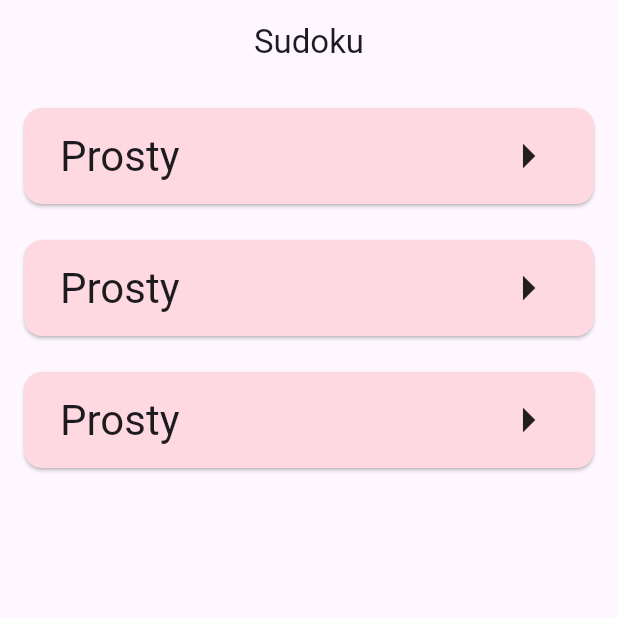
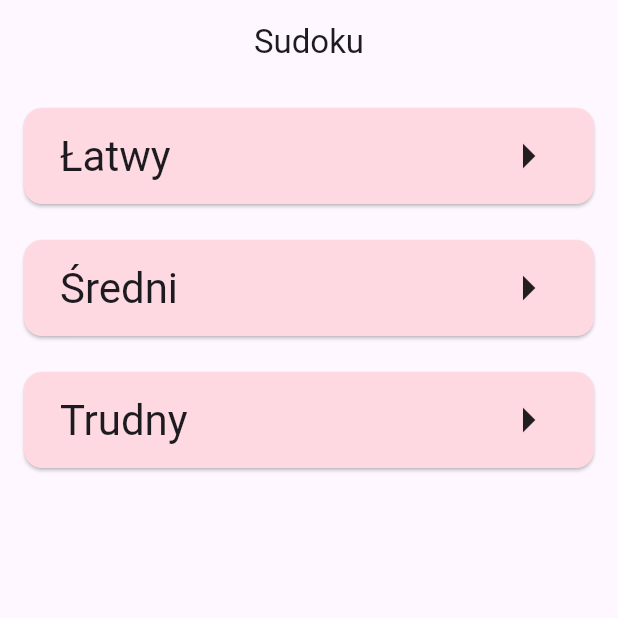
Before and after one commit to BartTed1/Sudoku-Flutter, a Flutter app: the screen it shows after launch, on a phone screen of 412 x 824 dp, the top half of it. Run offline on Flutter 3.47's test engine with Material 3 defaults, Android fonts, the phone set to English and light mode, and no system bars.

Commit message:
Home view and game level selector.

```diff
--- a/lib/components/GameLevelSelectorCard.dart
+++ b/lib/components/GameLevelSelectorCard.dart
@@ -3,7 +3,9 @@ import 'package:flutter/material.dart';
 import 'package:flutter/services.dart';
 
 class GameLevelSelectorCard extends StatelessWidget {
-  const GameLevelSelectorCard({Key? key, required this.title, required this.callback}) : super(key: key);
+  const GameLevelSelectorCard(
+      {Key? key, required this.title, required this.callback})
+      : super(key: key);
   final String title;
   final Function callback;
 
@@ -14,26 +16,29 @@ class GameLevelSelectorCard extends StatelessWidget {
           systemNavigationBarColor: Theme.of(context).colorScheme.background,
           systemNavigationBarIconBrightness: Brightness.light));
     }
-    return Card(
+    return GestureDetector(
+        onTap: () => callback(),
+        child: Card(
             color: Theme.of(context).colorScheme.tertiaryContainer,
             child: Padding(
-            padding: const EdgeInsets.symmetric(horizontal: 24, vertical: 12),
+                padding:
+                    const EdgeInsets.symmetric(horizontal: 24, vertical: 12),
                 child: Row(
                     mainAxisAlignment: MainAxisAlignment.spaceBetween,
                     children: [
                       Row(
                         children: [
-                      Text("Prosty", style: Theme.of(context).textTheme.headlineMedium),
+                          Text(title,
+                              style:
+                                  Theme.of(context).textTheme.headlineMedium),
                         ],
                       ),
-                  const Row(
-                      children: [
-                        Icon(Icons.arrow_right, size: 40.0,)
-                      ]
+                      const Row(children: [
+                        Icon(
+                          Icons.arrow_right,
+                          size: 40.0,
                         )
-                ]
-            )
-        )
-    );
+                      ])
+                    ]))));
   }
 }
--- a/lib/main.dart
+++ b/lib/main.dart
@@ -3,6 +3,8 @@ import 'dart:io';
 import 'package:flutter/material.dart';
 import 'package:flutter/services.dart';
 import 'package:sudoku/components/GameLevelSelectorCard.dart';
+import 'package:sudoku/views/GameBoardView.dart';
+import 'package:sudoku/enums/sudoku_difficulty.dart';
 
 void main() {
   runApp(const MyApp());
@@ -37,7 +39,6 @@ class MyHomePage extends StatefulWidget {
 }
 
 class _MyHomePageState extends State<MyHomePage> {
-
   @override
   Widget build(BuildContext context) {
     if (Platform.isAndroid) {
@@ -59,19 +60,26 @@ class _MyHomePageState extends State<MyHomePage> {
         ),
       ),
       body: Padding(
-        padding: const EdgeInsets.all(12),
-        child: SingleChildScrollView(
-          child: Column(
+          padding: const EdgeInsets.all(12),
+          child: SingleChildScrollView(
+              child: Column(
             children: [
-              GameLevelSelectorCard(title: "Łatwy", callback: () => debugPrint("callback")),
+              GameLevelSelectorCard(
+                  title: "Łatwy",
+                  callback: () => Navigator.of(context).push(MaterialPageRoute(
+                      builder: (context) => GameBoardView(difficulty: SudokuDifficulty.easy, valueChecking: true)))),
               const SizedBox(height: 16),
-              GameLevelSelectorCard(title: "Średni", callback: () => debugPrint("callback")),
+              GameLevelSelectorCard(
+                  title: "Średni",
+                  callback: () => Navigator.of(context).push(MaterialPageRoute(
+                      builder: (context) => GameBoardView(difficulty: SudokuDifficulty.medium, valueChecking: true)))),
               const SizedBox(height: 16),
-              GameLevelSelectorCard(title: "Trudny", callback: () => debugPrint("callback")),
-            ],
-          )
-        )
-      ),
+              GameLevelSelectorCard(
+                  title: "Trudny",
+                  callback: () => Navigator.of(context).push(MaterialPageRoute(
+                    builder: (context) => GameBoardView(difficulty: SudokuDifficulty.hard, valueChecking: true)))),
+    ],
+          ))),
     );
   }
 }
```
Lines whose indentation alone changed are shown as unchanged.
